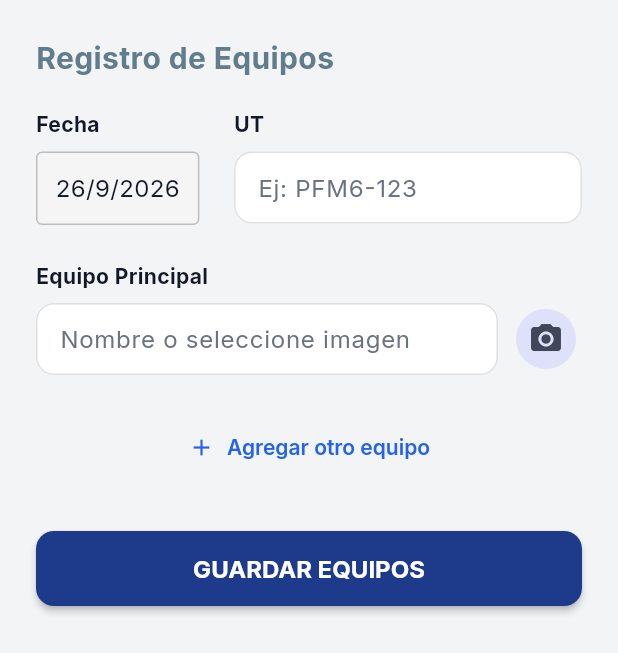
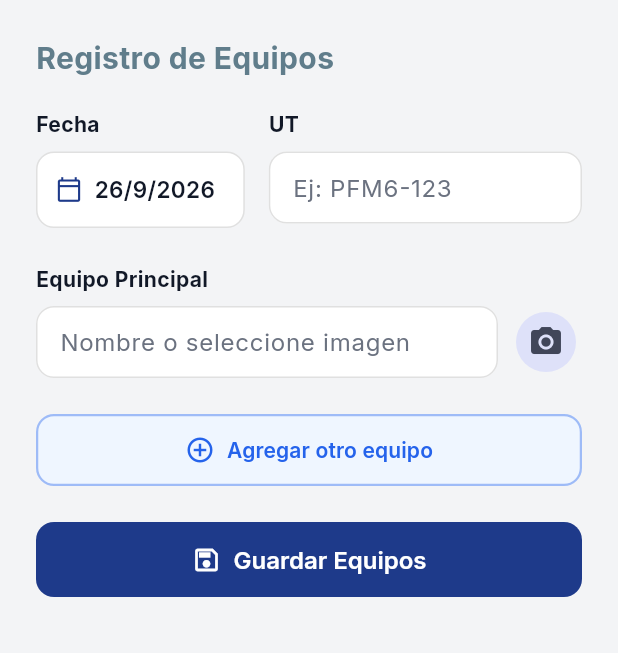
Before and after one commit to yhobany/MulReportCND, a Flutter app: the EquiposScreen screen opened directly, on a phone screen of 412 x 824 dp. Shown: the top 653 px of the screen. Run offline on Flutter 3.47's test engine with Material 3 defaults, Android fonts, the phone set to English and light mode, and no system bars; our stand-ins replace cloud_firestore, connectivity_plus, file_picker, firebase_auth, firebase_core, google_fonts and 2 more; accounts and stored records are empty.

Commit message:
style: harmonize Fecha cards, fix text clipping, add styled Agregar button, and use Title Case in Guardar Equipos

```diff
--- a/lib/equipos_screen.dart
+++ b/lib/equipos_screen.dart
@@ -369,22 +369,38 @@ class _EquiposScreenState extends State<EquiposScreen> {
               crossAxisAlignment: CrossAxisAlignment.start,
               children: [
                 Expanded(
-                  flex: 1,
+                  flex: 2,
                   child: Column(
                     crossAxisAlignment: CrossAxisAlignment.start,
                     children: [
                       const Text('Fecha', style: TextStyle(fontWeight: FontWeight.bold)),
                       const SizedBox(height: 8),
                       Container(
-                        padding: const EdgeInsets.all(12),
+                        padding: const EdgeInsets.symmetric(horizontal: 12, vertical: 14),
                         decoration: BoxDecoration(
-                          border: Border.all(color: Colors.grey.shade400),
-                          borderRadius: BorderRadius.circular(4),
-                          color: Colors.grey.shade100,
+                          color: Colors.white,
+                          borderRadius: BorderRadius.circular(12),
+                          border: Border.all(color: Colors.grey.shade300),
                         ),
-                        child: Text(
-                          _currentDate,
-                          style: const TextStyle(fontSize: 16),
+                        child: Row(
+                          children: [
+                            const Icon(Icons.calendar_today_outlined, size: 18, color: AppTheme.primaryColor),
+                            const SizedBox(width: 8),
+                            Expanded(
+                              child: FittedBox(
+                                fit: BoxFit.scaleDown,
+                                alignment: Alignment.centerLeft,
+                                child: Text(
+                                  _currentDate,
+                                  style: const TextStyle(
+                                    fontSize: 15,
+                                    fontWeight: FontWeight.w600,
+                                    color: AppTheme.textPrimaryColor,
+                                  ),
+                                ),
+                              ),
+                            ),
+                          ],
                         ),
                       ),
                     ],
@@ -392,7 +408,7 @@ class _EquiposScreenState extends State<EquiposScreen> {
                 ),
                 const SizedBox(width: 16),
                 Expanded(
-                  flex: 2,
+                  flex: 3,
                   child: Column(
                     crossAxisAlignment: CrossAxisAlignment.start,
                     children: [
@@ -504,30 +520,46 @@ class _EquiposScreenState extends State<EquiposScreen> {
               },
             ),
 
-            Center(
-              child: TextButton.icon(
+            SizedBox(
+              width: double.infinity,
+              child: OutlinedButton.icon(
                 onPressed: _addEquipmentField,
-                icon: const Icon(Icons.add),
-                label: const Text('Agregar otro equipo'),
-                style: TextButton.styleFrom(
-                  padding: const EdgeInsets.symmetric(vertical: 12, horizontal: 24),
+                icon: const Icon(Icons.add_circle_outline, size: 20),
+                label: const Text(
+                  'Agregar otro equipo',
+                  style: TextStyle(fontWeight: FontWeight.w600),
+                ),
+                style: OutlinedButton.styleFrom(
+                  foregroundColor: AppTheme.accentColor,
+                  side: BorderSide(color: AppTheme.accentColor.withValues(alpha: 0.4), width: 1.5),
+                  padding: const EdgeInsets.symmetric(vertical: 14),
+                  shape: RoundedRectangleBorder(
+                    borderRadius: BorderRadius.circular(12),
+                  ),
+                  backgroundColor: const Color(0xFFEFF6FF),
                 ),
               ),
             ),
 
-            const SizedBox(height: 32),
+            const SizedBox(height: 24),
 
             SizedBox(
               width: double.infinity,
               height: 50,
-              child: ElevatedButton(
+              child: ElevatedButton.icon(
                 onPressed: _handleSave,
                 style: ElevatedButton.styleFrom(
-                  elevation: 2,
+                  backgroundColor: AppTheme.primaryColor,
+                  foregroundColor: Colors.white,
+                  elevation: 0,
+                  shape: RoundedRectangleBorder(
+                    borderRadius: BorderRadius.circular(12),
+                  ),
                 ),
-                child: const Text(
-                  'GUARDAR EQUIPOS',
-                  style: TextStyle(fontSize: 16, fontWeight: FontWeight.bold),
+                icon: const Icon(Icons.save_outlined, size: 20),
+                label: const Text(
+                  'Guardar Equipos',
+                  style: TextStyle(fontSize: 16, fontWeight: FontWeight.w600),
                 ),
               ),
             ),
```
Also changed, not shown: lib/register_screen.dart (+36 -4 lines).
